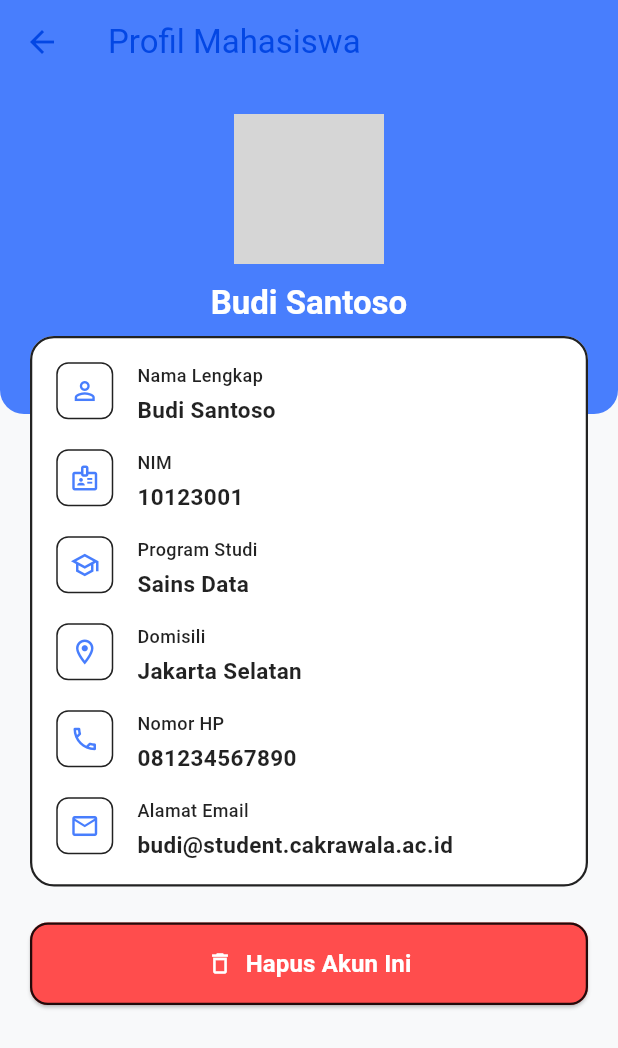
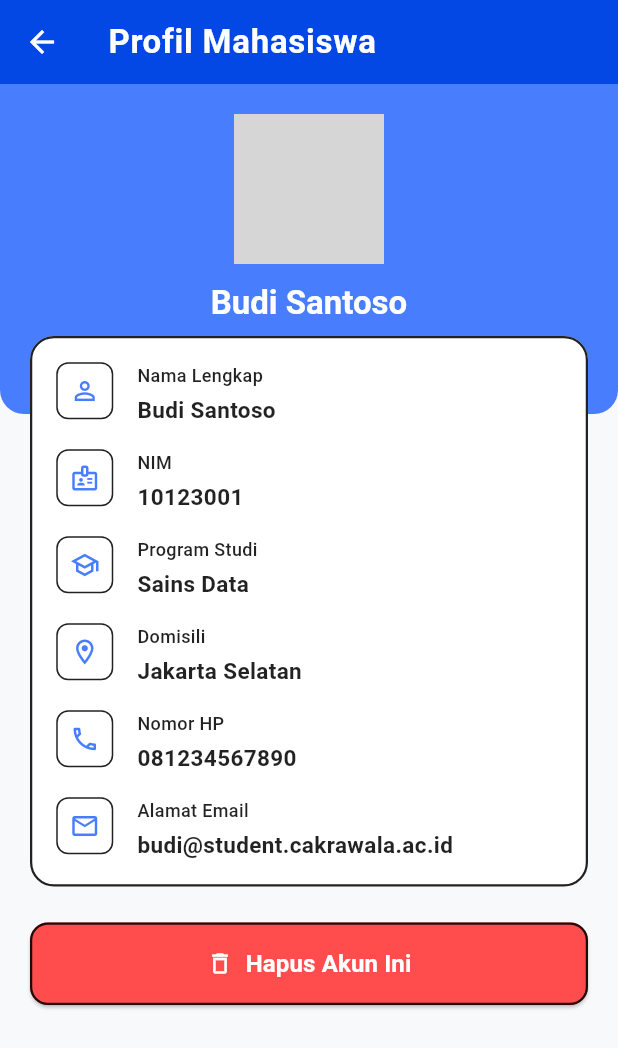
Before and after one commit to darelllien/student-directory_mobile-computing_kelompok-1, a Flutter app: the screen it shows after launch, after a tap on "Budi Santoso", on a phone screen of 412 x 824 dp. Shown: the top 1048 px of the screen. Run offline on Flutter 3.47's test engine with Material 3 defaults, Android fonts, the phone set to English and light mode, and no system bars; network calls fail; grey boxes are pictures that could not be loaded.

Commit message:
refactor(profile_page): change warning icon color, add
Mengubah properti backgroundColor pada widget AppBar menjadi warna secondary (biru gelap) dan mematikan efek bayangannya (elevation: 0).

```diff
--- a/lib/pages/profile_page.dart
+++ b/lib/pages/profile_page.dart
@@ -28,10 +28,14 @@ class ProfilePage extends StatelessWidget {
     return Scaffold(
       backgroundColor: AppColors.background,
       appBar: AppBar(
-        title: const Text(AppStrings.profileTitle),
-        backgroundColor: AppColors.primary,
-        foregroundColor: AppColors.secondary,
+        backgroundColor: AppColors.secondary,
+        foregroundColor: AppColors.surface,
         elevation: 0,
+        centerTitle: false,
+        title: const Text(
+          AppStrings.profileTitle,
+          style: TextStyle(fontWeight: FontWeight.w700, letterSpacing: 0.5),
+        ),
       ),
       body: Stack(
         children: [
@@ -193,18 +197,21 @@ class ProfilePage extends StatelessWidget {
           child: Column(
             mainAxisSize: MainAxisSize.min,
             children: [
-              // Ikon bulat di dialog
               Container(
                 width: 80,
                 height: 80,
+                alignment: Alignment.center,
                 decoration: BoxDecoration(
                   shape: BoxShape.circle,
                   border: Border.all(color: AppColors.negative, width: 1.5),
                 ),
-                child: const Icon(
-                  Icons.warning_amber_rounded,
-                  size: 40,
-                  color: AppColors.negative,
+                child: const Padding(
+                  padding: EdgeInsets.only(bottom: 4.0),
+                  child: Icon(
+                    Icons.warning_amber_rounded,
+                    size: 40,
+                    color: AppColors.negative,
+                  ),
                 ),
               ),
               const SizedBox(height: 24),
```
